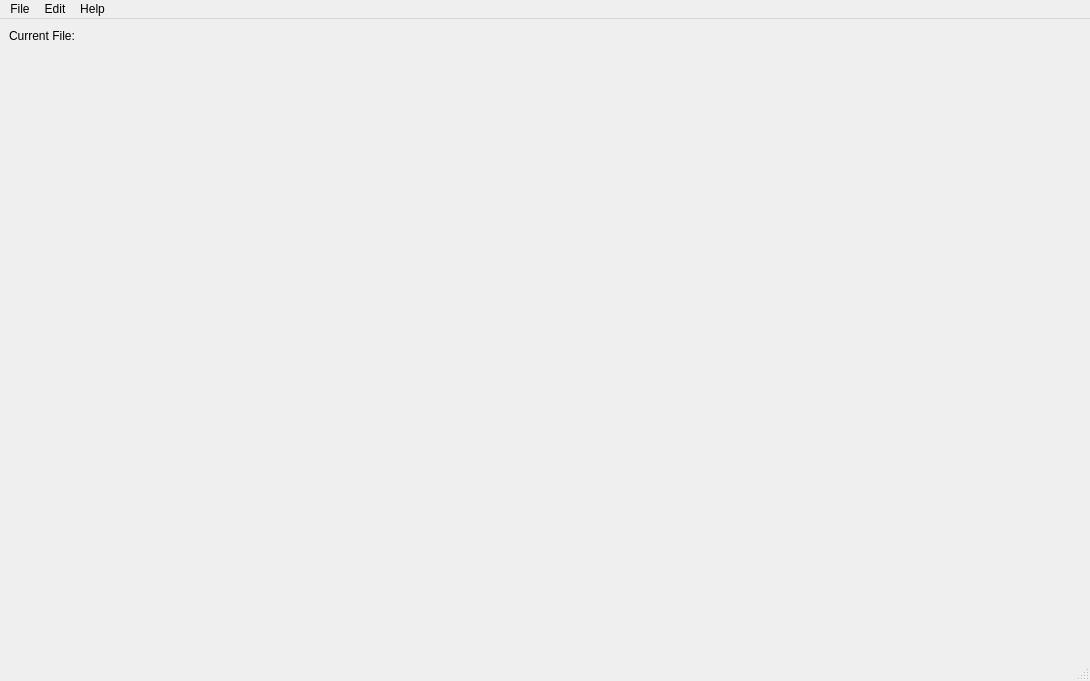
Old version of the form MainWindow.ui in the repository zxjorge/SpriteED.
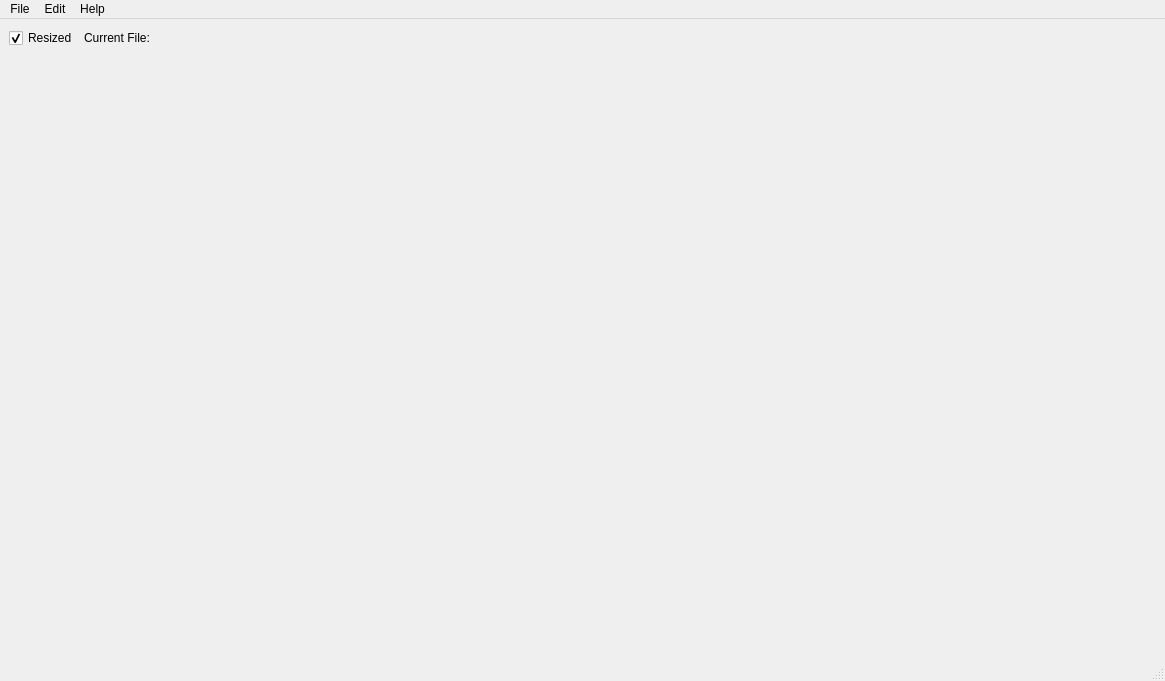
New version of the form. Custom widgets are drawn as their Qt base class.

Commit message: added resize button

What changed in the file:
```diff
--- a/MainWindow.ui
+++ b/MainWindow.ui
@@ -6,7 +6,7 @@
    <rect>
     <x>0</x>
     <y>0</y>
-    <width>1036</width>
+    <width>1111</width>
     <height>681</height>
    </rect>
   </property>
@@ -18,6 +18,18 @@
     <item>
      <layout class="QVBoxLayout" name="verticalLayout_6">
       <item>
+       <layout class="QHBoxLayout" name="horizontalLayout_2">
+        <item>
+         <widget class="QCheckBox" name="resized">
+          <property name="text">
+           <string>Resized</string>
+          </property>
+          <property name="checked">
+           <bool>true</bool>
+          </property>
+         </widget>
+        </item>
+        <item>
        <widget class="QLabel" name="fileNameLabel">
         <property name="maximumSize">
          <size>
@@ -30,6 +42,8 @@
         </property>
        </widget>
       </item>
+       </layout>
+      </item>
       <item>
        <widget class="SpriteCanvas" name="sprite_canvas" native="true">
         <property name="sizePolicy">
@@ -92,8 +106,8 @@
     <rect>
      <x>0</x>
      <y>0</y>
-     <width>1036</width>
-     <height>21</height>
+     <width>1111</width>
+     <height>25</height>
     </rect>
    </property>
    <widget class="QMenu" name="menuFile">
```
Lines whose indentation alone changed are shown as unchanged. The commit also changes 3 other files.
